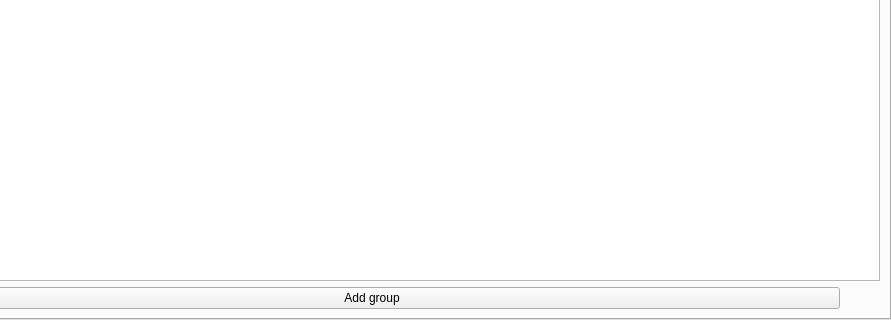
First picture: the form in src/gui/mainwindow.ui, repository spillerrec/Overmix, before the edit; both pictures show x 107 to 998 and y 484 to 804 of the 998 by 804 pixel window.
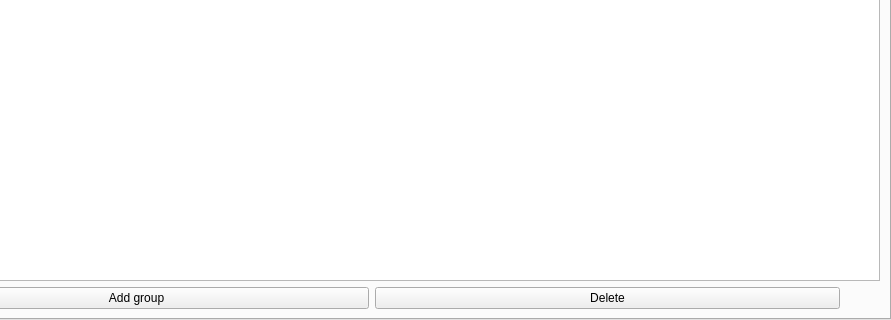
Second picture: the form after the edit. The open tabs and pages were chosen to show the change.

Commit message: ADD: removal of items in files_view, using delete button

```diff
--- a/src/gui/mainwindow.ui
+++ b/src/gui/mainwindow.ui
@@ -1399,6 +1399,13 @@
               </property>
              </widget>
             </item>
+            <item>
+             <widget class="QPushButton" name="btn_delete_files">
+              <property name="text">
+               <string>Delete</string>
+              </property>
+             </widget>
+            </item>
             <item>
              <spacer name="horizontalSpacer_5">
               <property name="orientation">
```
Left out of the diff: 3 changed lines with no effect on the pictures. The commit also changes 9 other files.
